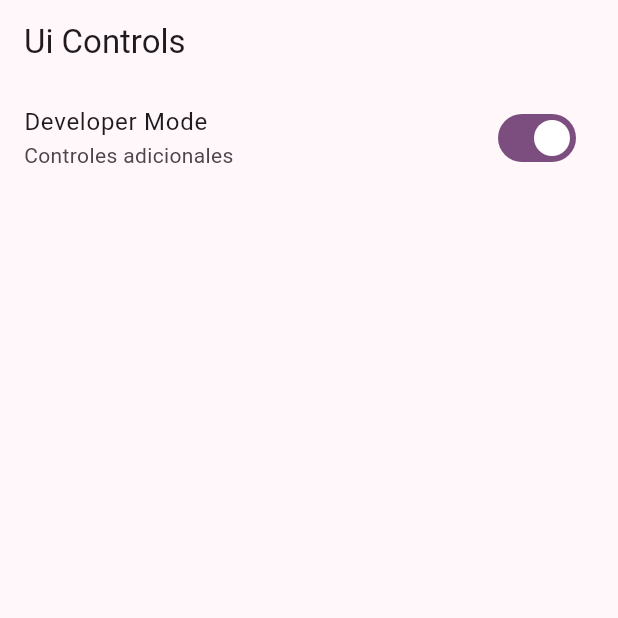
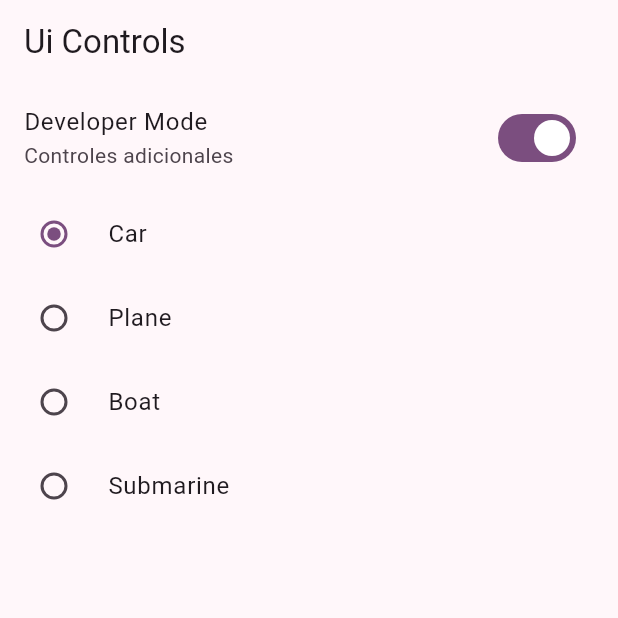
Before and after one commit to SValac/flutter_widgets_app, a Flutter app: the UiControlsScreen screen opened by its route, on a phone screen of 412 x 824 dp, the top half of it. Run offline on Flutter 3.47's test engine with Material 3 defaults, Android fonts, the phone set to English and light mode, and no system bars; our stand-ins replace go_router.

Commit message:
feat: add transportation selection options to UiControlsScreen

```diff
--- a/lib/presentation/screens/ui_controls/ui_controls_screen.dart
+++ b/lib/presentation/screens/ui_controls/ui_controls_screen.dart
@@ -21,8 +21,11 @@ class _UiControlsView extends StatefulWidget {
   State<_UiControlsView> createState() => _UiControlsViewState();
 }
 
+enum Transportation { car, plane, boat, submarine }
+
 class _UiControlsViewState extends State<_UiControlsView> {
   bool developerMode = true;
+  Transportation selectedTransportation = Transportation.car;
 
   @override
   Widget build(BuildContext context) {
@@ -37,6 +40,38 @@ class _UiControlsViewState extends State<_UiControlsView> {
             developerMode = !developerMode;
           }),
         ),
+        RadioListTile(
+          title: Text('Car'),
+          value: Transportation.car,
+          groupValue: selectedTransportation,
+          onChanged: (value) => setState(() {
+            selectedTransportation = Transportation.car;
+          }),
+        ),
+        RadioListTile(
+          title: Text('Plane'),
+          value: Transportation.plane,
+          groupValue: selectedTransportation,
+          onChanged: (value) => setState(() {
+            selectedTransportation = Transportation.plane;
+          }),
+        ),
+        RadioListTile(
+          title: Text('Boat'),
+          value: Transportation.boat,
+          groupValue: selectedTransportation,
+          onChanged: (value) => setState(() {
+            selectedTransportation = Transportation.boat;
+          }),
+        ),
+        RadioListTile(
+          title: Text('Submarine'),
+          value: Transportation.submarine,
+          groupValue: selectedTransportation,
+          onChanged: (value) => setState(() {
+            selectedTransportation = Transportation.submarine;
+          }),
+        ),
       ],
     );
   }
```
